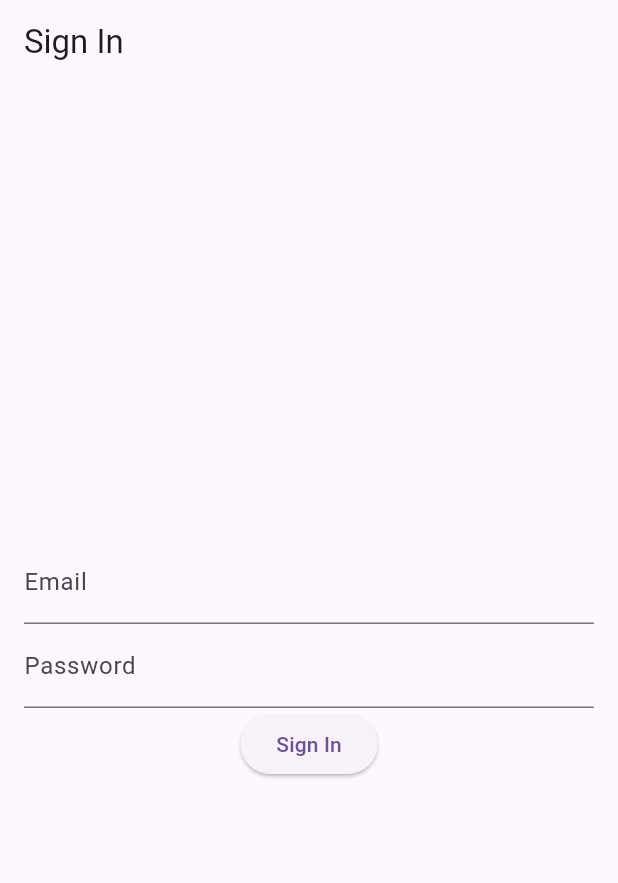
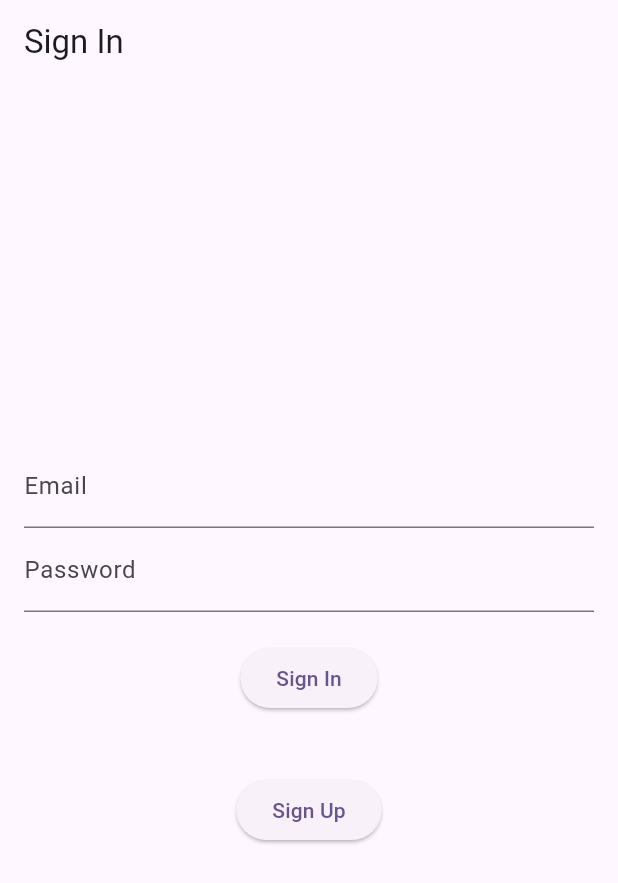
Before and after one commit to SeraphCodeAu/AdminWebApp, a Flutter app: the screen it shows after launch, on a phone screen of 412 x 824 dp. Shown: the top 883 px of the screen. Run offline on Flutter 3.47's test engine with Material 3 defaults, Android fonts, the phone set to English and light mode, and no system bars; our stand-ins replace cloud_firestore, firebase_auth, firebase_core; accounts and stored records are empty.

Commit message:
sign in and sign up added

```diff
--- a/lib/auth/SignIn.dart
+++ b/lib/auth/SignIn.dart
@@ -2,6 +2,7 @@ import 'package:flutter/material.dart';
 import 'package:firebase_auth/firebase_auth.dart';
 
 import '../home/home.dart';
+import 'SignUp.dart';
 
 class SignInPage extends StatefulWidget {
   const SignInPage({Key? key}) : super(key: key);
@@ -58,9 +59,23 @@ class _SignInPageState extends State<SignInPage> {
               decoration: InputDecoration(labelText: 'Password'),
               obscureText: true,
             ),
-            ElevatedButton(
-              onPressed: _signIn,
-              child: Text('Sign In'),
+            Padding(
+              padding: const EdgeInsets.all(20.0),
+              child: ElevatedButton(
+                onPressed: _signIn,
+                child: Text('Sign In'),
+              ),
+            ),
+            Padding(
+              padding: const EdgeInsets.all(20.0),
+              child: ElevatedButton(
+                onPressed: () {
+                  Navigator.of(context).push(
+                    MaterialPageRoute(builder: (_) => const SignUpPage()), // Navigate to SignUpPage
+                  );
+                },
+                child: Text('Sign Up'),
+              ),
             ),
           ],
         ),
--- a/lib/main.dart
+++ b/lib/main.dart
@@ -21,7 +21,7 @@ class MyApp extends StatelessWidget {
   @override
   Widget build(BuildContext context) {
     return MaterialApp(
-      title: 'Flutter Demo',
+      title: 'Postie Web App',
       theme: ThemeData(
         colorScheme: ColorScheme.fromSeed(seedColor: Colors.deepPurple),
         useMaterial3: true,
```
Also changed, not shown: 2 other files.
